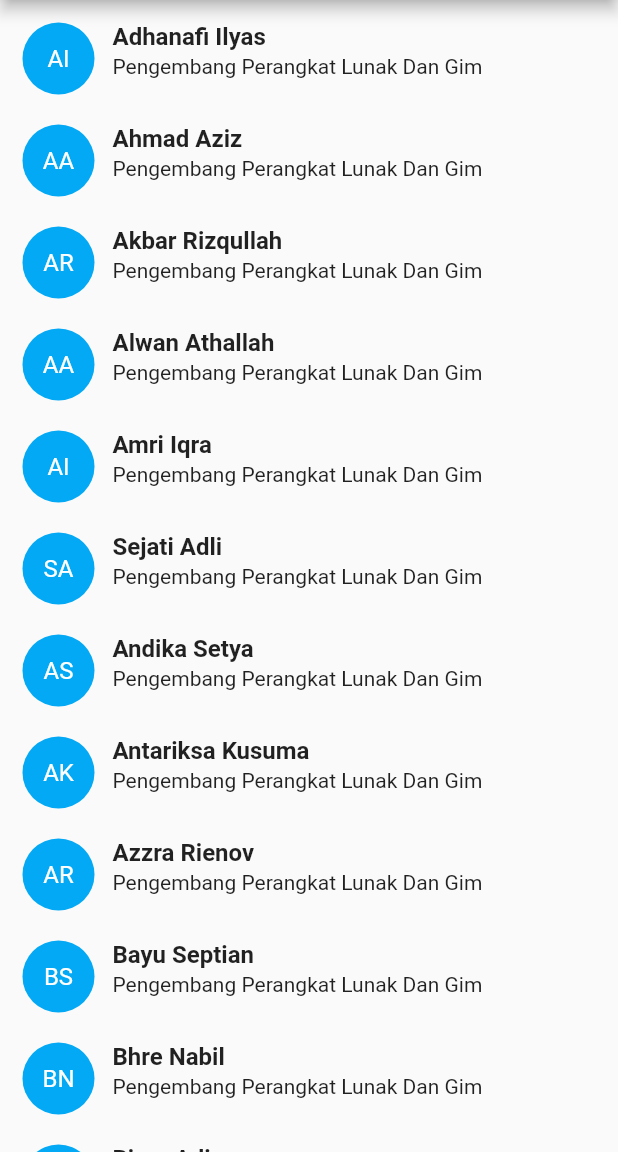
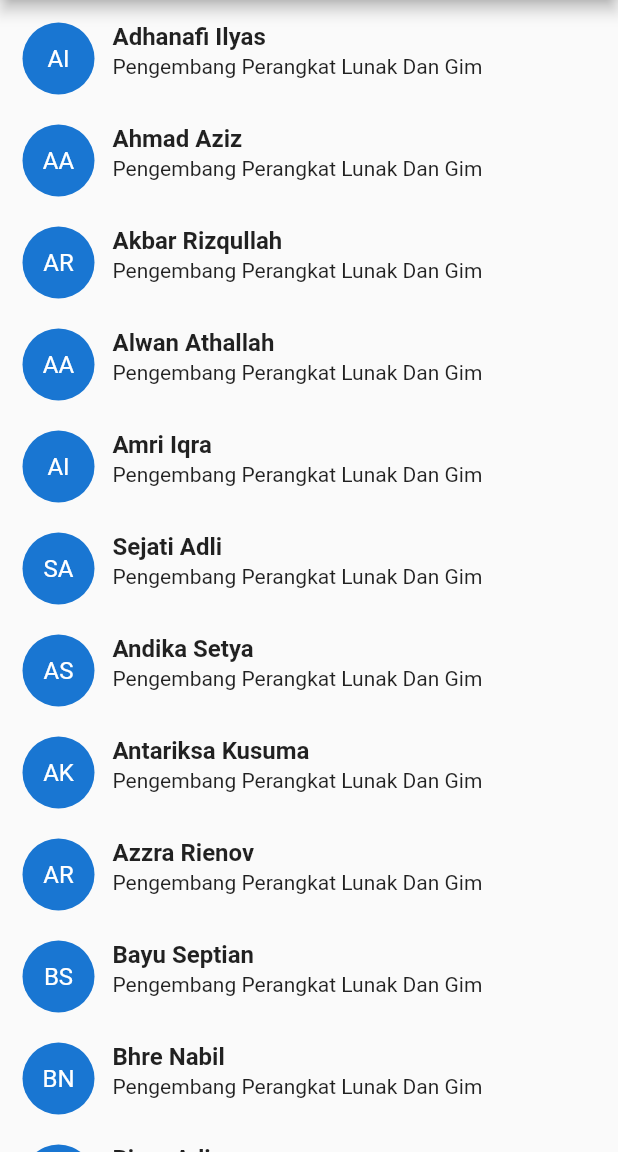
Before and after one commit to Akbarrzql/flutter-listview-project, a Flutter app: the screen it shows after launch, on a phone screen of 412 x 824 dp, the part 84-1236 px from its top. Run offline on Flutter 3.47's test engine with Material 2 defaults, Android fonts, the phone set to English and light mode, and no system bars.

Commit message:
update listview

```diff
--- a/lib/listview.dart
+++ b/lib/listview.dart
@@ -35,9 +35,8 @@ class _listviewState extends State<listview> {
   Widget avatar(int index){
     return CircleAvatar(
       radius: 24,
-      backgroundColor: Colors.lightBlue,
       child: Text(
-        data[index].kodeName.toString(),
+        data[index].kodeName,
         style: TextStyle(color: Colors.white),
       ),
     );
@@ -50,13 +49,13 @@ class _listviewState extends State<listview> {
         mainAxisAlignment: MainAxisAlignment.center,
         children: <Widget>[
           Text(
-            data[index].name.toString(),
+            data[index].name,
             style: TextStyle(fontSize: 16,
                 fontWeight: FontWeight.w600),
           ),
           Container(
             margin: EdgeInsets.only(top: 2),
-            child: Text(data[index].jurusan.toString()),
+            child: Text(data[index].jurusan),
           ),
         ],
       ),
```
